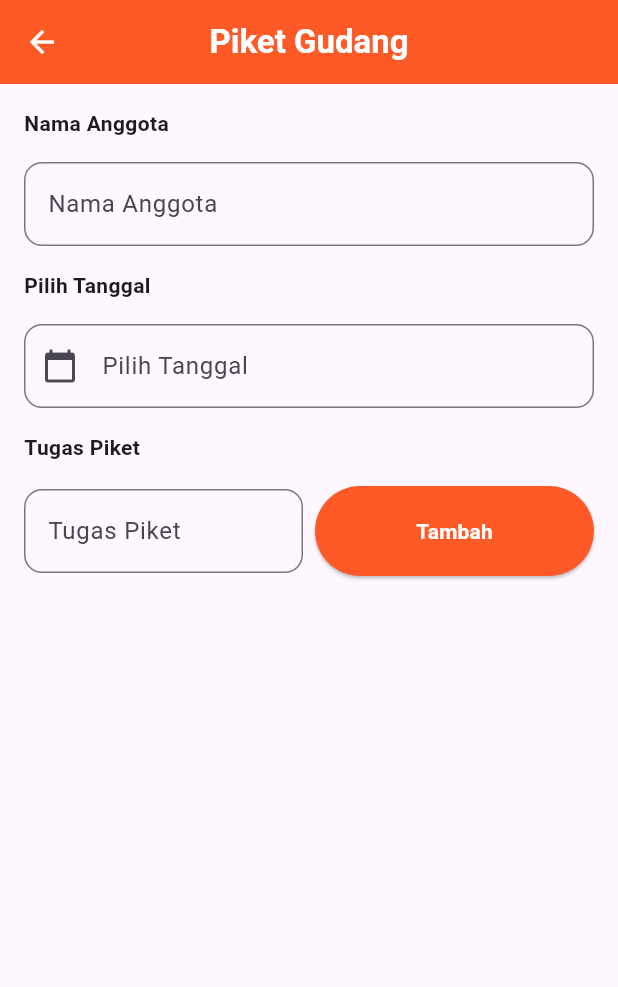
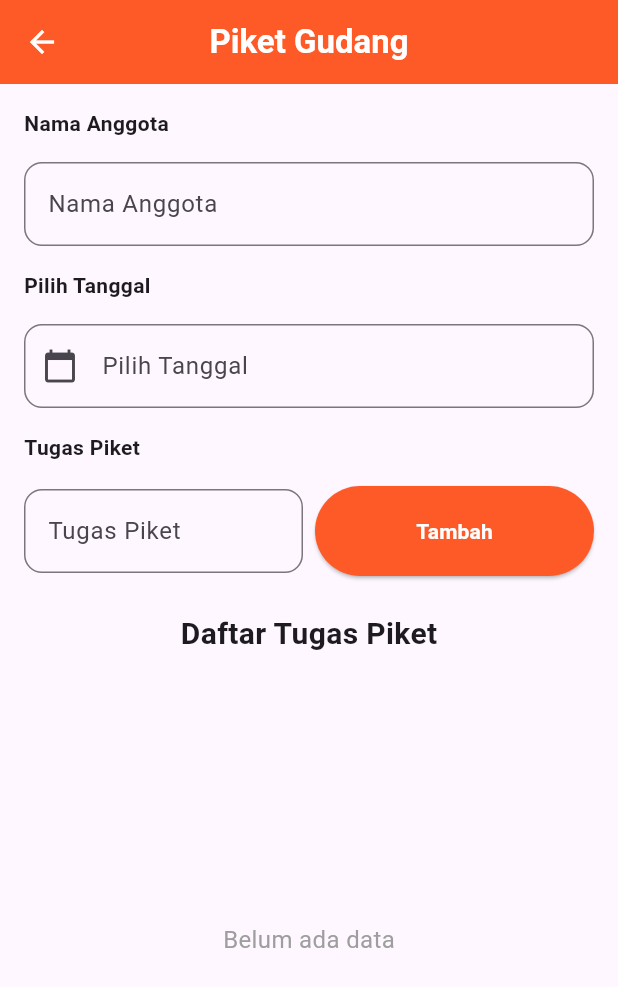
Before and after one commit to IAMHUDA/20220140049_UCP1Flutter, a Flutter app: the PiketPage screen opened directly, on a phone screen of 412 x 824 dp. Shown: the top 987 px of the screen. Run offline on Flutter 3.47's test engine with Material 3 defaults, Android fonts, the phone set to English and light mode, and no system bars.

Commit message:
data daftar tugas

```diff
--- a/lib/piket_page.dart
+++ b/lib/piket_page.dart
@@ -187,6 +187,51 @@ class _PiketPageState extends State<PiketPage> {
                   ),
                 ],
               ),
+              const SizedBox(height: 24),
+
+              Align(
+                alignment: Alignment.center,
+                child: Text(
+                  "Daftar Tugas Piket",
+                  style: TextStyle(fontWeight: FontWeight.bold, fontSize: 20),
+                ),
+              ),
+              const SizedBox(height: 8),
+
+              Expanded(
+                child:
+                    _daftarTugas.isEmpty
+                        ? const Center(
+                          child: Text(
+                            'Belum ada data',
+                            style: TextStyle(fontSize: 16, color: Colors.grey),
+                          ),
+                        )
+                        : ListView.builder(
+                          itemCount: _daftarTugas.length,
+                          itemBuilder: (context, index) {
+                            return Card(
+                              color: const Color(0xFFFE5A28),
+                              shape: RoundedRectangleBorder(
+                                borderRadius: BorderRadius.circular(8),
+                              ),
+                              child: ListTile(
+                                title: Text(
+                                  _daftarTugas[index]['tugas'],
+                                  style: const TextStyle(color: Colors.white),
+                                ),
+                                trailing: const Icon(
+                                  Icons.arrow_forward_ios,
+                                  color: Colors.white,
+                                ),
+                                onTap: () {
+
+                                },
+                              ),
+                            );
+                          },
+                        ),
+              ),
           ],
         )
       ),),
```
